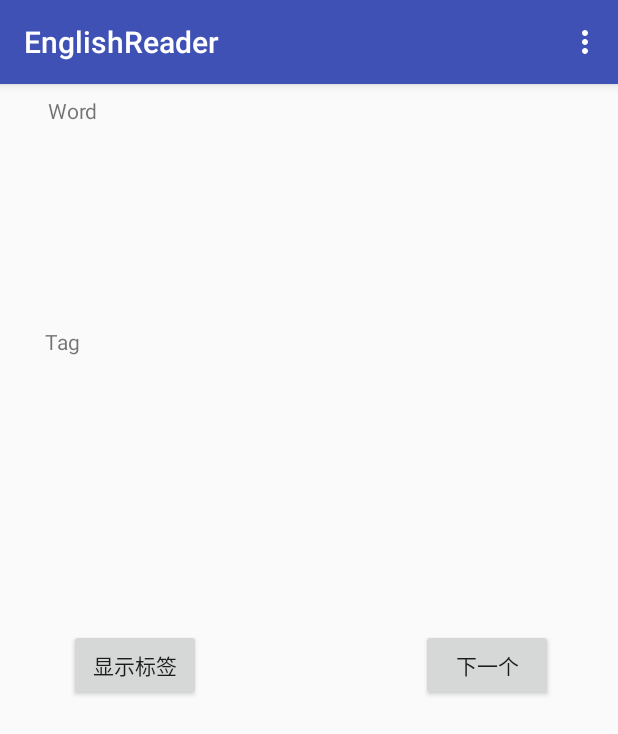
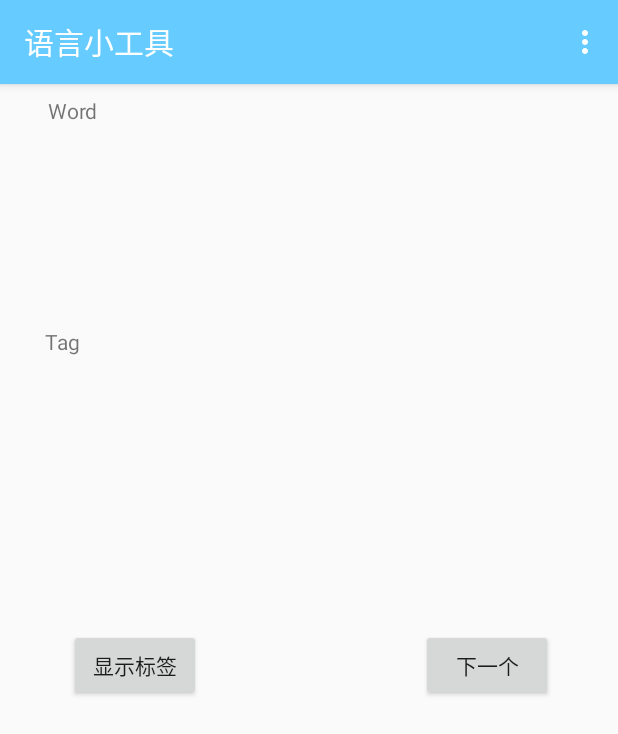
Before and after one commit to LiZeC123/EnglishReader, an Android app: the screen it shows after launch (MainActivity), on a phone screen of 412 x 824 dp. Shown: the top 734 px of the screen. Run offline under Robolectric (Android 15) with nearby library versions, the phone set to English and light mode, and no system bars; network calls fail; 3 statements that could not run were skipped.

Commit message:
修改应用主题颜色

```diff
--- a/app/src/main/AndroidManifest.xml
+++ b/app/src/main/AndroidManifest.xml
@@ -6,9 +6,9 @@
     <uses-permission android:name="android.permission.READ_EXTERNAL_STORAGE"/>
     <application
         android:allowBackup="true"
-        android:icon="@mipmap/ic_launcher"
+        android:icon="@drawable/huan"
         android:label="@string/app_name"
-        android:roundIcon="@mipmap/ic_launcher_round"
+        android:roundIcon="@drawable/huan"
         android:supportsRtl="true"
         android:theme="@style/AppTheme">
         <activity android:name=".MainActivity">
--- a/app/src/main/res/values/colors.xml
+++ b/app/src/main/res/values/colors.xml
@@ -1,6 +1,6 @@
 <?xml version="1.0" encoding="utf-8"?>
 <resources>
-    <color name="colorPrimary">#3F51B5</color>
-    <color name="colorPrimaryDark">#303F9F</color>
-    <color name="colorAccent">#FF4081</color>
+    <color name="colorPrimary">#66ccff</color>
+    <color name="colorPrimaryDark">#66ccff</color>
+    <color name="colorAccent">#66ccff</color>
 </resources>
--- a/app/src/main/res/values/strings.xml
+++ b/app/src/main/res/values/strings.xml
@@ -1,5 +1,5 @@
 <resources>
-    <string name="app_name">EnglishReader</string>
+    <string name="app_name">语言小工具</string>
     <string name="btn_look_title">显示标签</string>
     <string name="btn_next_title">下一个</string>
     <string name="txt_word_content">Word</string>
```
